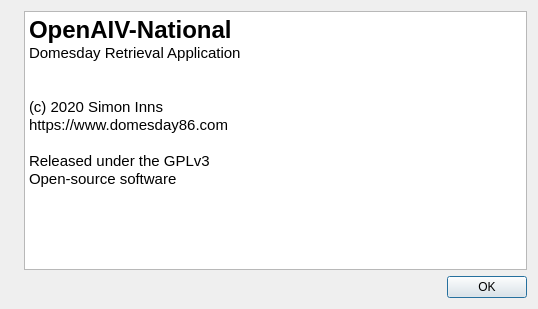
Qt form OpenAIV-National/aboutdialog.ui (simoninns/OpenAIV) before a commit.
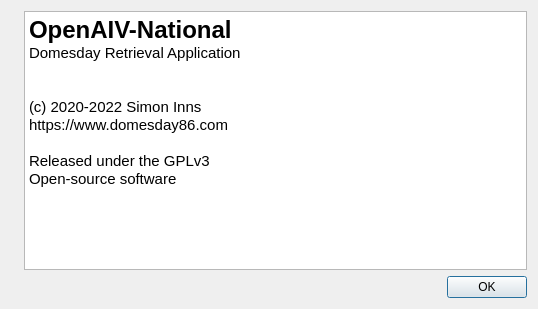
The same form after that commit. Icons and pictures are not drawn.

Commit message: Updated .cpp and .headers and change application description to match in main.cpp

Diff of the .ui file:
```diff
--- a/OpenAIV-National/aboutdialog.ui
+++ b/OpenAIV-National/aboutdialog.ui
@@ -30,18 +30,18 @@
       <widget class="QTextBrowser" name="textBrowser">
        <property name="html">
         <string>&lt;!DOCTYPE HTML PUBLIC &quot;-//W3C//DTD HTML 4.0//EN&quot; &quot;http://www.w3.org/TR/REC-html40/strict.dtd&quot;&gt;
-&lt;html&gt;&lt;head&gt;&lt;meta name=&quot;qrichtext&quot; content=&quot;1&quot; /&gt;&lt;style type=&quot;text/css&quot;&gt;
+&lt;html&gt;&lt;head&gt;&lt;meta name=&quot;qrichtext&quot; content=&quot;1&quot; /&gt;&lt;meta charset=&quot;utf-8&quot; /&gt;&lt;style type=&quot;text/css&quot;&gt;
 p, li { white-space: pre-wrap; }
 &lt;/style&gt;&lt;/head&gt;&lt;body style=&quot; font-family:'Ubuntu'; font-size:11pt; font-weight:400; font-style:normal;&quot;&gt;
-&lt;p style=&quot; margin-top:0px; margin-bottom:0px; margin-left:0px; margin-right:0px; -qt-block-indent:0; text-indent:0px;&quot;&gt;&lt;span style=&quot; font-family:'Ubuntu'; font-size:18pt; font-weight:600;&quot;&gt;OpenAIV-National&lt;/span&gt;&lt;/p&gt;
-&lt;p style=&quot; margin-top:0px; margin-bottom:0px; margin-left:0px; margin-right:0px; -qt-block-indent:0; text-indent:0px;&quot;&gt;&lt;span style=&quot; font-family:'Ubuntu';&quot;&gt;Domesday Retrieval Application&lt;/span&gt;&lt;/p&gt;
-&lt;p style=&quot;-qt-paragraph-type:empty; margin-top:0px; margin-bottom:0px; margin-left:0px; margin-right:0px; -qt-block-indent:0; text-indent:0px; font-family:'Ubuntu';&quot;&gt;&lt;br /&gt;&lt;/p&gt;
-&lt;p style=&quot;-qt-paragraph-type:empty; margin-top:0px; margin-bottom:0px; margin-left:0px; margin-right:0px; -qt-block-indent:0; text-indent:0px; font-family:'Ubuntu';&quot;&gt;&lt;br /&gt;&lt;/p&gt;
-&lt;p style=&quot; margin-top:0px; margin-bottom:0px; margin-left:0px; margin-right:0px; -qt-block-indent:0; text-indent:0px;&quot;&gt;&lt;span style=&quot; font-family:'Ubuntu';&quot;&gt;(c) 2020 Simon Inns&lt;/span&gt;&lt;/p&gt;
-&lt;p style=&quot; margin-top:0px; margin-bottom:0px; margin-left:0px; margin-right:0px; -qt-block-indent:0; text-indent:0px;&quot;&gt;&lt;span style=&quot; font-family:'Ubuntu';&quot;&gt;https://www.domesday86.com&lt;/span&gt;&lt;/p&gt;
-&lt;p style=&quot;-qt-paragraph-type:empty; margin-top:0px; margin-bottom:0px; margin-left:0px; margin-right:0px; -qt-block-indent:0; text-indent:0px; font-family:'Ubuntu';&quot;&gt;&lt;br /&gt;&lt;/p&gt;
-&lt;p style=&quot; margin-top:0px; margin-bottom:0px; margin-left:0px; margin-right:0px; -qt-block-indent:0; text-indent:0px;&quot;&gt;&lt;span style=&quot; font-family:'Ubuntu';&quot;&gt;Released under the GPLv3&lt;/span&gt;&lt;/p&gt;
-&lt;p style=&quot; margin-top:0px; margin-bottom:0px; margin-left:0px; margin-right:0px; -qt-block-indent:0; text-indent:0px;&quot;&gt;&lt;span style=&quot; font-family:'Ubuntu';&quot;&gt;Open-source software&lt;/span&gt;&lt;/p&gt;&lt;/body&gt;&lt;/html&gt;</string>
+&lt;p style=&quot; margin-top:0px; margin-bottom:0px; margin-left:0px; margin-right:0px; -qt-block-indent:0; text-indent:0px;&quot;&gt;&lt;span style=&quot; font-size:18pt; font-weight:600;&quot;&gt;OpenAIV-National&lt;/span&gt;&lt;/p&gt;
+&lt;p style=&quot; margin-top:0px; margin-bottom:0px; margin-left:0px; margin-right:0px; -qt-block-indent:0; text-indent:0px;&quot;&gt;Domesday Retrieval Application&lt;/p&gt;
+&lt;p style=&quot;-qt-paragraph-type:empty; margin-top:0px; margin-bottom:0px; margin-left:0px; margin-right:0px; -qt-block-indent:0; text-indent:0px;&quot;&gt;&lt;br /&gt;&lt;/p&gt;
+&lt;p style=&quot;-qt-paragraph-type:empty; margin-top:0px; margin-bottom:0px; margin-left:0px; margin-right:0px; -qt-block-indent:0; text-indent:0px;&quot;&gt;&lt;br /&gt;&lt;/p&gt;
+&lt;p style=&quot; margin-top:0px; margin-bottom:0px; margin-left:0px; margin-right:0px; -qt-block-indent:0; text-indent:0px;&quot;&gt;(c) 2020-2022 Simon Inns&lt;/p&gt;
+&lt;p style=&quot; margin-top:0px; margin-bottom:0px; margin-left:0px; margin-right:0px; -qt-block-indent:0; text-indent:0px;&quot;&gt;https://www.domesday86.com&lt;/p&gt;
+&lt;p style=&quot;-qt-paragraph-type:empty; margin-top:0px; margin-bottom:0px; margin-left:0px; margin-right:0px; -qt-block-indent:0; text-indent:0px;&quot;&gt;&lt;br /&gt;&lt;/p&gt;
+&lt;p style=&quot; margin-top:0px; margin-bottom:0px; margin-left:0px; margin-right:0px; -qt-block-indent:0; text-indent:0px;&quot;&gt;Released under the GPLv3&lt;/p&gt;
+&lt;p style=&quot; margin-top:0px; margin-bottom:0px; margin-left:0px; margin-right:0px; -qt-block-indent:0; text-indent:0px;&quot;&gt;Open-source software&lt;/p&gt;&lt;/body&gt;&lt;/html&gt;</string>
        </property>
       </widget>
      </item>
```
The commit also changes 41 other files.
